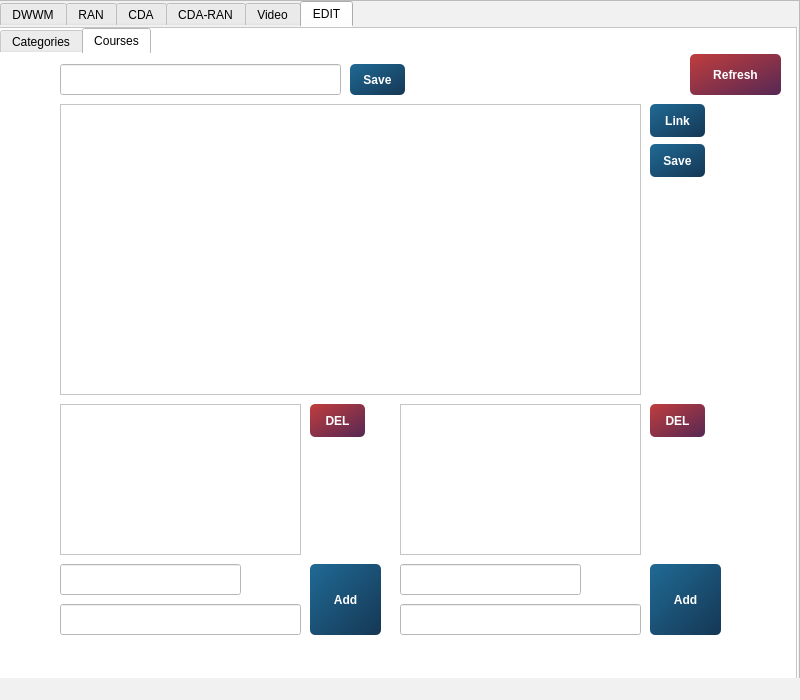
The window that gui.ui (quentinmathieu/Py-JSON-Display) describes before a commit, drawn with Qt 5.
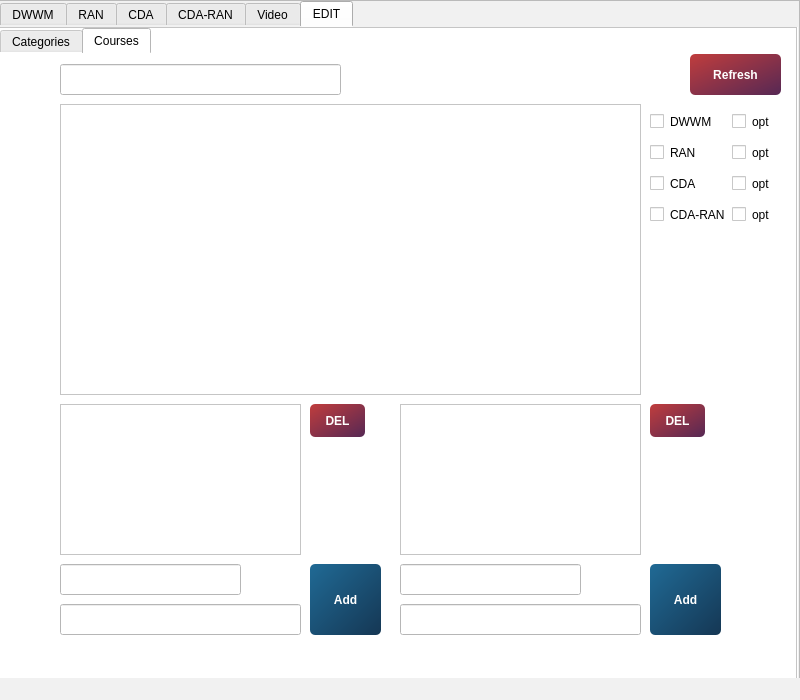
The same window after the commit. The open tabs and pages were chosen to show the change.

What changed in the file:
```diff
--- a/gui.ui
+++ b/gui.ui
@@ -625,6 +625,9 @@
           </rect>
          </property>
          <widget class="QTabWidget" name="tabWidgetEdit">
+          <property name="enabled">
+           <bool>true</bool>
+          </property>
           <property name="geometry">
            <rect>
             <x>0</x>
@@ -940,6 +943,9 @@
            </widget>
           </widget>
           <widget class="QWidget" name="coursesTab">
+           <property name="enabled">
+            <bool>true</bool>
+           </property>
            <attribute name="title">
             <string>Courses</string>
            </attribute>
@@ -966,63 +972,7 @@
              <string/>
             </property>
            </widget>
-           <widget class="QListView" name="listView">
-            <property name="geometry">
-             <rect>
-              <x>60</x>
-              <y>350</y>
-              <width>241</width>
-              <height>151</height>
-             </rect>
-            </property>
-           </widget>
-           <widget class="QListView" name="listView_2">
-            <property name="geometry">
-             <rect>
-              <x>400</x>
-              <y>350</y>
-              <width>241</width>
-              <height>151</height>
-             </rect>
-            </property>
-           </widget>
-           <widget class="QPushButton" name="addCat_3">
-            <property name="enabled">
-             <bool>true</bool>
-            </property>
-            <property name="geometry">
-             <rect>
-              <x>650</x>
-              <y>50</y>
-              <width>55</width>
-              <height>33</height>
-             </rect>
-            </property>
-            <property name="sizePolicy">
-             <sizepolicy hsizetype="Fixed" vsizetype="Fixed">
-              <horstretch>0</horstretch>
-              <verstretch>0</verstretch>
-             </sizepolicy>
-            </property>
-            <property name="cursor">
-             <cursorShape>PointingHandCursor</cursorShape>
-            </property>
-            <property name="layoutDirection">
-             <enum>Qt::LeftToRight</enum>
-            </property>
-            <property name="styleSheet">
-             <string notr="true">QPushButton{background-color: qlineargradient(x1: 0, y1:0, x2: 1, y2:1, stop: 0 #206a95, stop: 1 #153754); border-radius:5;color: white; font-weight:600;padding :10px}
-
-QPushButton:disabled {
-background-color:#989898;
-color:#636363
-}</string>
-            </property>
-            <property name="text">
-             <string>Link</string>
-            </property>
-           </widget>
-           <widget class="QPushButton" name="addCat_4">
+           <widget class="QPushButton" name="deleteFileBtn">
             <property name="enabled">
              <bool>true</bool>
             </property>
@@ -1150,78 +1100,6 @@
              </rect>
             </property>
            </widget>
-           <widget class="QPushButton" name="addCat_8">
-            <property name="enabled">
-             <bool>true</bool>
-            </property>
-            <property name="geometry">
-             <rect>
-              <x>650</x>
-              <y>90</y>
-              <width>55</width>
-              <height>33</height>
-             </rect>
-            </property>
-            <property name="sizePolicy">
-             <sizepolicy hsizetype="Fixed" vsizetype="Fixed">
-              <horstretch>0</horstretch>
-              <verstretch>0</verstretch>
-             </sizepolicy>
-            </property>
-            <property name="cursor">
-             <cursorShape>PointingHandCursor</cursorShape>
-            </property>
-            <property name="layoutDirection">
-             <enum>Qt::LeftToRight</enum>
-            </property>
-            <property name="styleSheet">
-             <string notr="true">QPushButton{background-color: qlineargradient(x1: 0, y1:0, x2: 1, y2:1, stop: 0 #206a95, stop: 1 #153754); border-radius:5;color: white; font-weight:600;padding :10px}
-
-QPushButton:disabled {
-background-color:#989898;
-color:#636363
-}</string>
-            </property>
-            <property name="text">
-             <string>Save</string>
-            </property>
-           </widget>
-           <widget class="QPushButton" name="addCat_9">
-            <property name="enabled">
-             <bool>true</bool>
-            </property>
-            <property name="geometry">
-             <rect>
-              <x>350</x>
-              <y>10</y>
-              <width>55</width>
-              <height>31</height>
-             </rect>
-            </property>
-            <property name="sizePolicy">
-             <sizepolicy hsizetype="Fixed" vsizetype="Fixed">
-              <horstretch>0</horstretch>
-              <verstretch>0</verstretch>
-             </sizepolicy>
-            </property>
-            <property name="cursor">
-             <cursorShape>PointingHandCursor</cursorShape>
-            </property>
-            <property name="layoutDirection">
-             <enum>Qt::LeftToRight</enum>
-            </property>
-            <property name="styleSheet">
-             <string notr="true">QPushButton{background-color: qlineargradient(x1: 0, y1:0, x2: 1, y2:1, stop: 0 #206a95, stop: 1 #153754); border-radius:5;color: white; font-weight:600;padding :10px}
-
-QPushButton:disabled {
-background-color:#989898;
-color:#636363
-}</string>
-            </property>
-            <property name="text">
-             <string>Save</string>
-            </property>
-           </widget>
            <widget class="QPushButton" name="RefreshBtn2">
             <property name="enabled">
              <bool>true</bool>
@@ -1314,6 +1192,103 @@
              <string>Add</string>
             </property>
            </widget>
+           <widget class="QListWidget" name="filesEdit">
+            <property name="geometry">
+             <rect>
+              <x>60</x>
+              <y>350</y>
+              <width>241</width>
+              <height>151</height>
+             </rect>
+            </property>
+           </widget>
+           <widget class="QListWidget" name="correctionsEdit">
+            <property name="geometry">
+             <rect>
+              <x>400</x>
+              <y>350</y>
+              <width>241</width>
+              <height>151</height>
+             </rect>
+            </property>
+           </widget>
+           <widget class="QWidget" name="gridLayoutWidget">
+            <property name="geometry">
+             <rect>
+              <x>650</x>
+              <y>50</y>
+              <width>141</width>
+              <height>131</height>
+             </rect>
+            </property>
+            <layout class="QGridLayout" name="gridLayout_2">
+             <item row="0" column="0">
+              <widget class="QCheckBox" name="checkDwwm">
+               <property name="text">
+                <string>DWWM</string>
+               </property>
+              </widget>
+             </item>
+             <item row="0" column="1">
+              <widget class="QCheckBox" name="checkOptDwwm">
+               <property name="text">
+                <string>opt</string>
+               </property>
+              </widget>
+             </item>
+             <item row="2" column="1">
+              <widget class="QCheckBox" name="checkOptCda">
+               <property name="text">
+                <string>opt</string>
+               </property>
+              </widget>
+             </item>
+             <item row="1" column="1">
+              <widget class="QCheckBox" name="checkOptRan">
+               <property name="text">
+                <string>opt</string>
+               </property>
+              </widget>
+             </item>
+             <item row="1" column="0">
+              <widget class="QCheckBox" name="checkRan">
+               <property name="text">
+                <string>RAN</string>
+               </property>
+              </widget>
+             </item>
+             <item row="2" column="0">
+              <widget class="QCheckBox" name="checkCda">
+               <property name="text">
+                <string>CDA</string>
+               </property>
+              </widget>
+             </item>
+             <item row="3" column="0">
+              <widget class="QCheckBox" name="checkCdaRan">
+               <property name="enabled">
+                <bool>true</bool>
+               </property>
+               <property name="text">
+                <string>CDA-RAN</string>
+               </property>
+               <property name="checkable">
+                <bool>true</bool>
+               </property>
+               <property name="checked">
+                <bool>false</bool>
+               </property>
+              </widget>
+             </item>
+             <item row="3" column="1">
+              <widget class="QCheckBox" name="checkOptCdaRan">
+               <property name="text">
+                <string>opt</string>
+               </property>
+              </widget>
+             </item>
+            </layout>
+           </widget>
           </widget>
          </widget>
         </widget>
```
Left out of the diff: 20 changed lines with no effect on the pictures.
